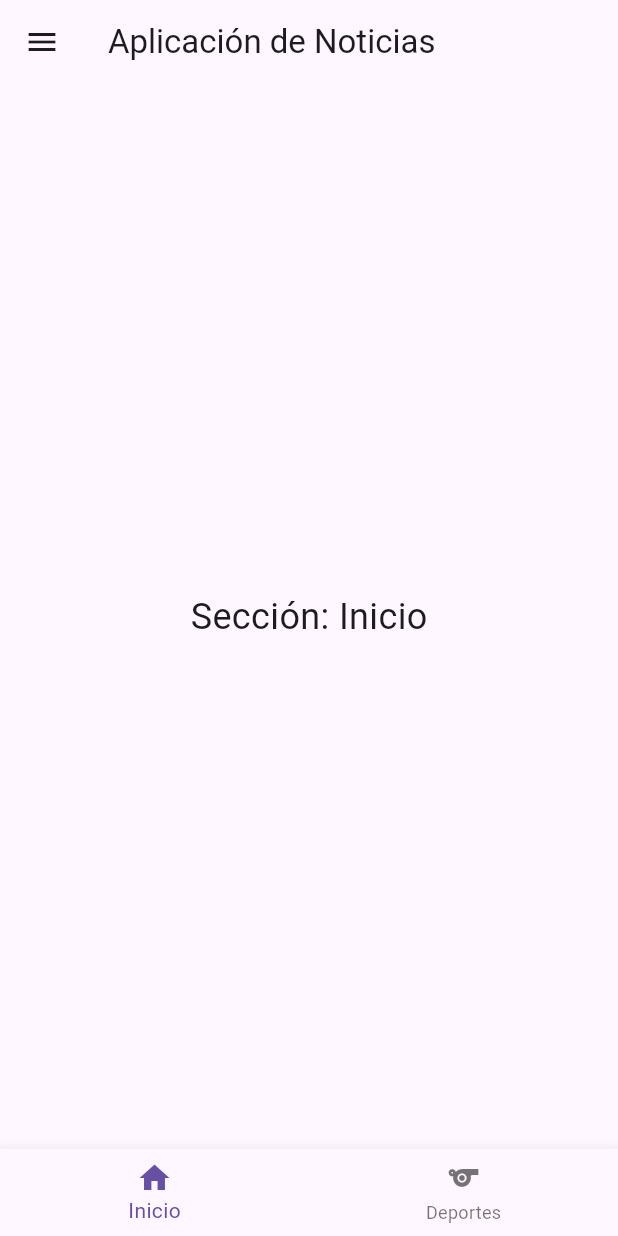
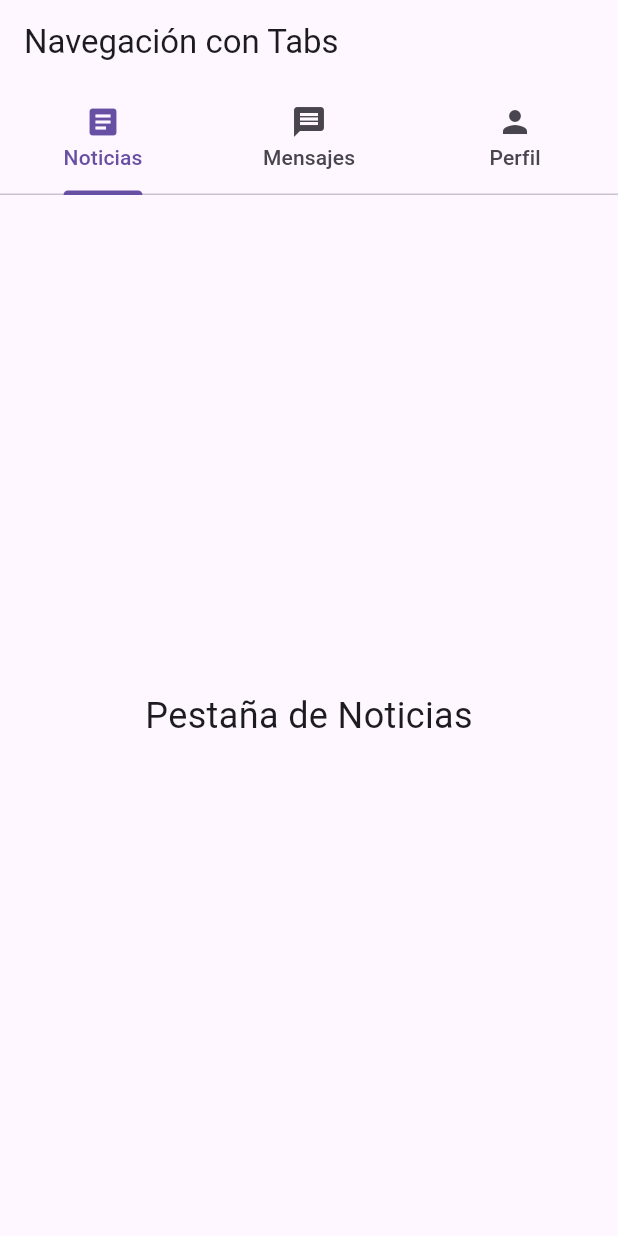
Before and after one commit to Churitos2309/Dise-oFlutter, a Flutter app: the screen it shows after launch, on a phone screen of 412 x 824 dp. Run offline on Flutter 3.47's test engine with Material 3 defaults, Android fonts, the phone set to English and light mode, and no system bars.

Commit message:
Nueva vista

```diff
--- a/lib/main.dart
+++ b/lib/main.dart
@@ -9,9 +9,9 @@ class MyApp extends StatelessWidget {
 
   @override
   Widget build(BuildContext context) {
-    return const MaterialApp(
+    return MaterialApp(
       title: 'Aplicación de Noticias',
-      home: MyHomePage(),
+      home: const MyHomePage(),
     );
   }
 }
@@ -24,99 +24,80 @@ class MyHomePage extends StatefulWidget {
 }
 
 class _MyHomePageState extends State<MyHomePage> {
-  int _currentIndex = 0;
-
-  final List<Widget> _screens = [
-    const InicioScreen(),
-    const DeportesScreen(),
-    // Agregar más pantallas aquí
-  ];
-
-  void _onItemTapped(int index) {
-    setState(() {
-      _currentIndex = index;
-    });
-  }
-
   @override
   Widget build(BuildContext context) {
-    return Scaffold(
-      appBar: AppBar(
-        title: const Text('Aplicación de Noticias'),
-        leading: Builder(
-          builder: (context) => IconButton(
-            icon: const Icon(Icons.menu),
-            onPressed: () => Scaffold.of(context).openDrawer(),
+    return DefaultTabController(
+      length: 3,
+      child: Scaffold(
+        appBar: AppBar(
+          title: const Text('Navegación con Tabs'),
+          bottom: const TabBar(
+            tabs: [
+              Tab(
+                icon: Icon(Icons.article),
+                text: 'Noticias',
+              ),
+              Tab(
+                icon: Icon(Icons.message),
+                text: 'Mensajes',
+              ),
+              Tab(
+                icon: Icon(Icons.person),
+                text: 'Perfil',
+              ),
+            ],
           ),
         ),
-      ),
-      drawer: Drawer(
-        child: ListView(
-          padding: EdgeInsets.zero,
+        body: const TabBarView(
           children: [
-            ListTile(
-              title: const Text('Inicio'),
-              onTap: () {
-                _onItemTapped(0);
-                Navigator.pop(context);
-              },
-            ),
-            ListTile(
-              title: const Text('Deportes'),
-              onTap: () {
-                _onItemTapped(1);
-                Navigator.pop(context);
-              },
-            ),
-            // Agregar más opciones de menú aquí
+            NoticiasTab(),
+            MensajesTab(),
+            PerfilTab(),
           ],
         ),
       ),
-      bottomNavigationBar: BottomNavigationBar(
-        currentIndex: _currentIndex,
-        onTap: _onItemTapped,
-        // ignore: prefer_const_literals_to_create_immutables
-        items: [
-          const BottomNavigationBarItem(
-            icon: Icon(Icons.home),
-            label: 'Inicio',
-          ),
-          const BottomNavigationBarItem(
-            icon: Icon(Icons.sports),
-            label: 'Deportes',
-          ),
-          // Agregar más opciones de navegación aquí
-        ],
-      ),
-      body: _screens[_currentIndex],
     );
   }
 }
 
-class InicioScreen extends StatelessWidget {
-  const InicioScreen({super.key});
+class NoticiasTab extends StatelessWidget {
+  const NoticiasTab({super.key});
 
   @override
   Widget build(BuildContext context) {
     return const Center(
       child: Text(
-        'Sección: Inicio',
+        'Pestaña de Noticias',
         style: TextStyle(fontSize: 24),
       ),
     );
   }
 }
 
-class DeportesScreen extends StatelessWidget {
-  const DeportesScreen({super.key});
+class MensajesTab extends StatelessWidget {
+  const MensajesTab({super.key});
 
   @override
   Widget build(BuildContext context) {
     return const Center(
       child: Text(
-        'Sección: Deportes',
+        'Pestaña de Mensajes',
         style: TextStyle(fontSize: 24),
       ),
     );
   }
 }
+//
+class PerfilTab extends StatelessWidget {
+  const PerfilTab({super.key});
+
+  @override
+  Widget build(BuildContext context) {
+    return const Center(
+      child: Text(
+        'Pestaña de Perfil',
+        style: TextStyle(fontSize: 24),
+      ),
+    );
+  }
+}
```
